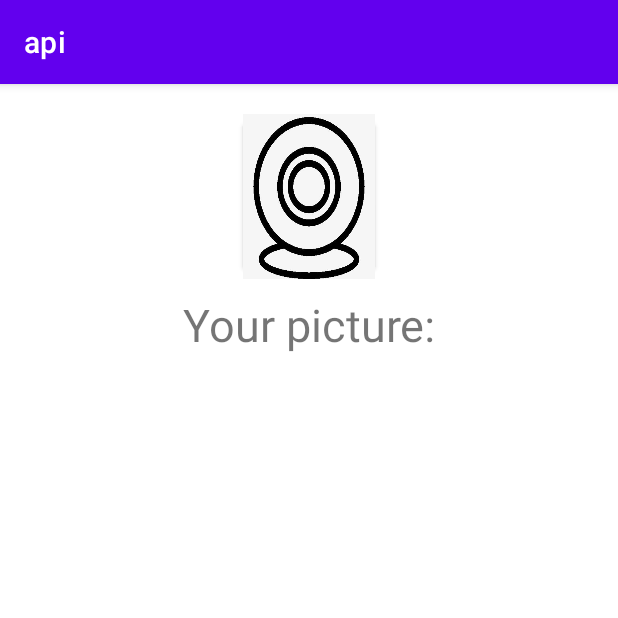
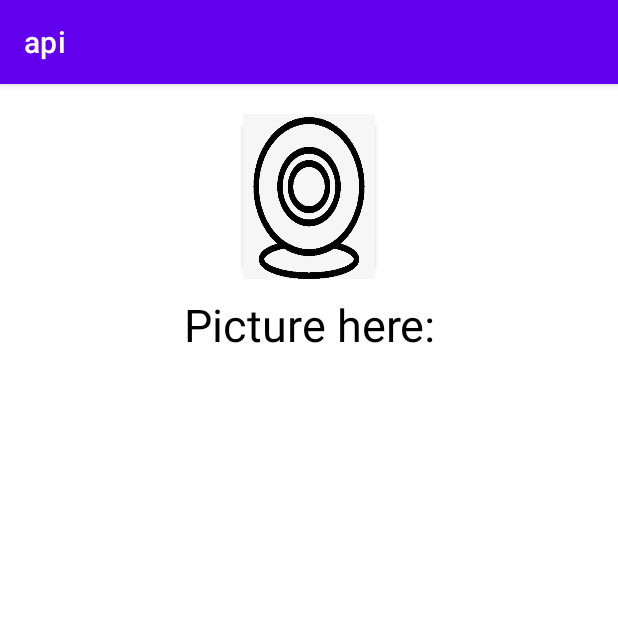
Before and after one commit to xzhan215/cs441_APIs, an Android app: the screen it shows after launch (MainActivity), on a phone screen of 412 x 824 dp, the top half of it. Run offline under Robolectric (Android 15) with nearby library versions, the phone set to English and light mode, and no system bars.

Commit message:
Configure app

```diff
--- a/api/app/src/main/res/layout/activity_main.xml
+++ b/api/app/src/main/res/layout/activity_main.xml
@@ -20,12 +20,13 @@
         android:id="@+id/textView2"
         android:layout_width="match_parent"
         android:layout_height="50dp"
+        android:text="Picture here:"
+        android:textAlignment="center"
+        android:textColor="@color/black"
+        android:textSize="30sp"
         android:layout_gravity="center_horizontal"
         android:layout_marginTop="10dp"
-        android:gravity="center_horizontal"
-        android:text="Your picture:"
-        android:textAlignment="center"
-        android:textSize="30sp" />
+        android:gravity="center_horizontal" />
 
     <ImageView
         android:id="@+id/imageView"
```
